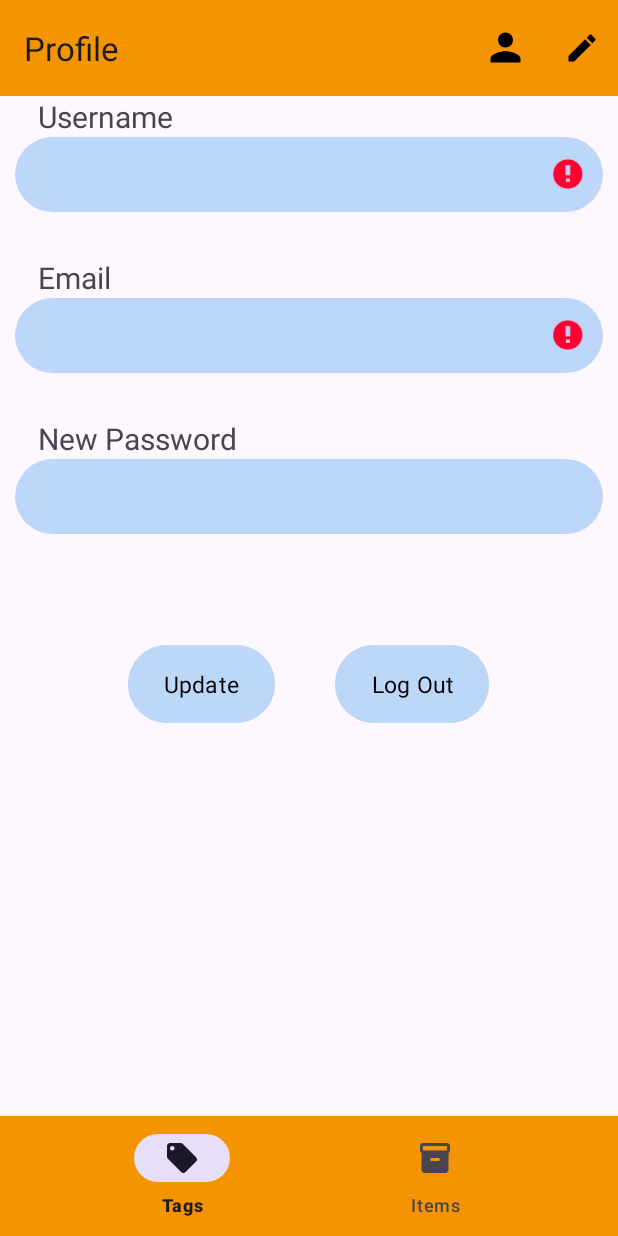
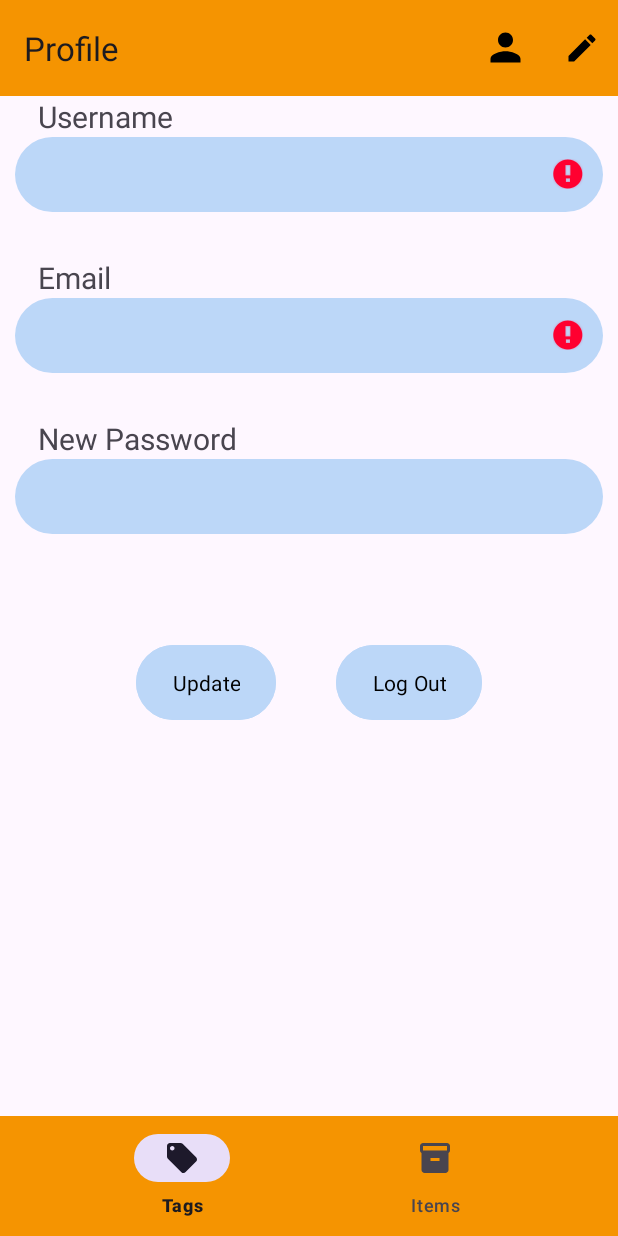
Before and after one commit to CMPUT301F23T21/EZVault, an Android app: the ProfileFragment screen opened through its navigation route, on a phone screen of 412 x 824 dp. Run offline under Robolectric (Android 15) with nearby library versions, the phone set to English and light mode, and no system bars; our stand-ins replace Dagger/Hilt's generated code, Firebase (no records; nobody signed in at launch, a user with empty details on screens opened directly), navigation-ui; Roboto replaces fonts that are not available here; 1 statement that could not run was skipped.

Commit message:
Revert "Small UI changes"

```diff
--- a/app/src/main/java/com/example/ezvault/view/MainActivity.java
+++ b/app/src/main/java/com/example/ezvault/view/MainActivity.java
@@ -83,6 +83,7 @@ public class MainActivity extends AppCompatActivity{
 
                 if (destination == R.id.addItemFragment
                         || destination == R.id.filterFragment
+                        || destination == R.id.cameraFragment
                         || destination == R.id.editItemDetails
                         || destination == R.id.viewItemFragment) {
 
@@ -94,8 +95,7 @@ public class MainActivity extends AppCompatActivity{
                 // Hide both nav bars in following fragments
                 } else if (navDestination.getId() == R.id.welcomeFragment
                         || navDestination.getId() == R.id.loginFragment
-                        || navDestination.getId() == R.id.newUserFragment
-                        || destination == R.id.cameraFragment){
+                        || navDestination.getId() == R.id.newUserFragment){
 
                     bottomNavView.setVisibility(View.GONE);
                     toolbar.setVisibility(View.GONE);
--- a/app/src/main/res/layout/fragment_profile.xml
+++ b/app/src/main/res/layout/fragment_profile.xml
@@ -88,7 +88,6 @@
             android:fontFamily="@font/fredoka_one"
             android:paddingVertical="15dp"
             android:layout_marginEnd="20dp"
-            android:textSize="15sp"
             />
 
 
@@ -104,7 +103,6 @@
             android:fontFamily="@font/fredoka_one"
             android:paddingVertical="15dp"
             android:layout_marginStart="20dp"
-            android:textSize="15sp"
             />
     </LinearLayout>
 
```
